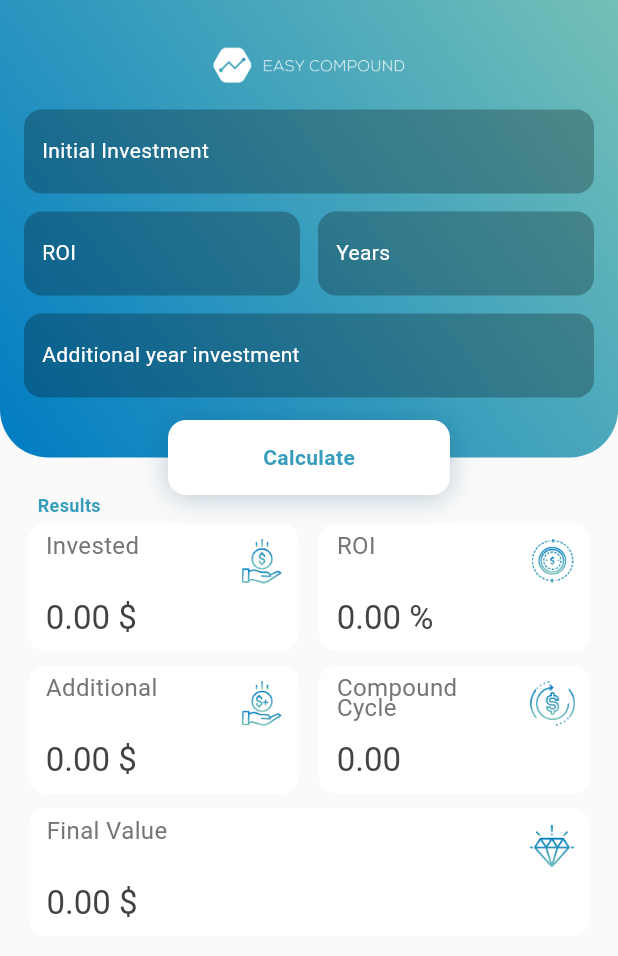
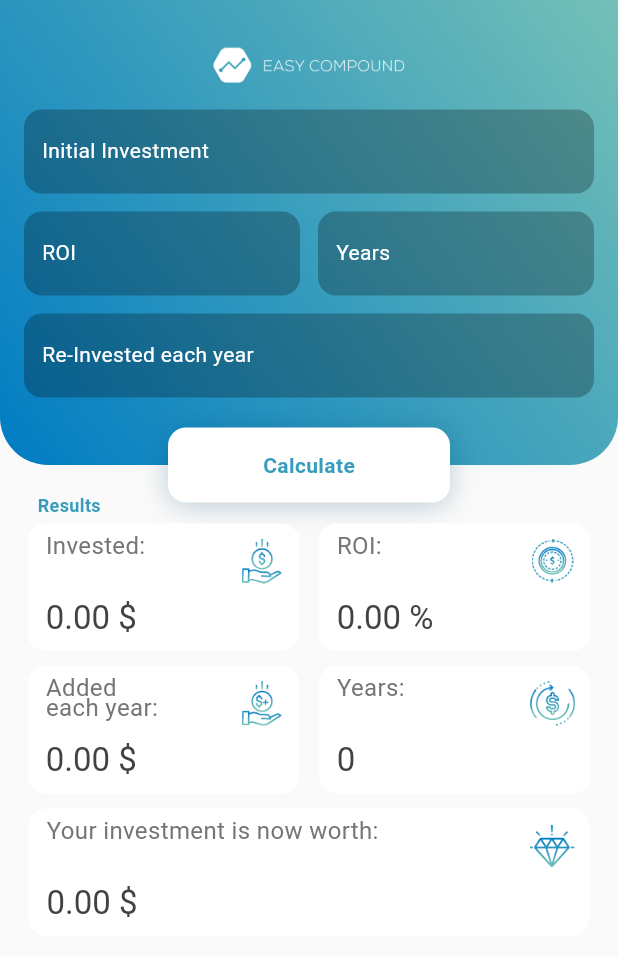
Before and after one commit to AntonioVerdiglione1996/EasyCompoundCalculatorApp, a Flutter app: the screen it shows after launch, on a phone screen of 412 x 824 dp. Shown: the top 956 px of the screen. Run offline on Flutter 3.47's test engine with Material 2 defaults, Android fonts, the light colour scheme and no system bars; missing offline and left inert: firebase_admob; accounts and stored records are empty.

Commit message:
ready for keytool

```diff
--- a/lib/cardItem.dart
+++ b/lib/cardItem.dart
@@ -8,6 +8,7 @@ class CardItem extends StatefulWidget {
 
   double valueToDisplay;
   double width;
+  bool isYear;
 
   CardItem(
       {this.label,
@@ -15,7 +16,8 @@ class CardItem extends StatefulWidget {
       this.labelFontSize = 16,
       this.valueToDisplay,
       this.symbol = "",
-      this.width = 181});
+      this.width = 181,
+      this.isYear = false});
   @override
   State<StatefulWidget> createState() => _CardItem();
 }
@@ -60,8 +62,10 @@ class _CardItem extends State<CardItem> {
                 top: 50,
                 left: 12,
                 child: Text(
-                      widget.valueToDisplay.toStringAsFixed(2) +
-                          " ${widget.symbol}",
+                  !widget.isYear
+                      ? widget.valueToDisplay.toStringAsFixed(2) +
+                          " ${widget.symbol}"
+                      : widget.valueToDisplay.toStringAsFixed(0),
                   style: TextStyle(color: Colors.grey[800], fontSize: 22),
                 )),
           ],
--- a/lib/layout2.dart
+++ b/lib/layout2.dart
@@ -101,7 +101,7 @@ class _Layout2 extends State<Layout2> {
           //BLU COVER ROUNDED
           Container(
             width: double.infinity,
-            height: 305,
+            height: 310,
             decoration: BoxDecoration(
                 borderRadius: new BorderRadius.only(
                     bottomLeft: const Radius.circular(32.0),
@@ -155,12 +155,12 @@ class _Layout2 extends State<Layout2> {
               //TEXTFIELD: MONTHLY
               Padding(
                   padding: const EdgeInsets.fromLTRB(16, 12, 16, 0),
-                  child: customTextField(myControllerAdditional, "Additional year investment",suffix:"+ each year")),
+                  child: customTextField(myControllerAdditional, "Re-Invested each year ",suffix:"+ each year")),
             ],
           ),
           //BUTTON
           Positioned(
-            top: 280,
+            top: 285,
             left: 112,
             right: 112,
             child: RaisedGradientButton(
@@ -217,7 +217,7 @@ class _Layout2 extends State<Layout2> {
               children: <Widget>[
                 //double.parse(myControllerInitialInvestment.text)
                 CardItem(
-                  label: "Invested",
+                  label: "Invested:",
                   pathIcon: "assets/invested_icon.png",
                   symbol: r"$",
                   valueToDisplay: initialInvestment,
@@ -227,7 +227,7 @@ class _Layout2 extends State<Layout2> {
                 ),
                 //double.parse(myControllerRoi.text)
                 CardItem(
-                  label: "ROI",
+                  label: "ROI:",
                   pathIcon: "assets/roi_icon.png",
                   symbol: r"%",
                   valueToDisplay: roi,
@@ -246,7 +246,7 @@ class _Layout2 extends State<Layout2> {
               children: <Widget>[
                 //double.parse(myControllerAdditional.text)
                 CardItem(
-                  label: "Additional",
+                  label: "Added \neach year:",
                   pathIcon: "assets/Additional_icon.png",
                   symbol: r"$",
                   valueToDisplay: additional,
@@ -256,9 +256,10 @@ class _Layout2 extends State<Layout2> {
                 ),
                 // double.parse(myControllerCompoundTimes.text)
                 CardItem(
-                  label: "Compound \nCycle",
+                  label: "Years:",
                   pathIcon: "assets/cycle.png",
                   valueToDisplay: compoundTimes,
+                  isYear: true,
                 ),
               ],
             ),
@@ -269,7 +270,7 @@ class _Layout2 extends State<Layout2> {
             left: 15,
             right: 15,
             child: CardItem(
-                label: "Final Value",
+                label: "Your investment is now worth:",
                 pathIcon: "assets/finalvalue.png",
                 symbol: r"$",
                 valueToDisplay: finalValue,
--- a/lib/main.dart
+++ b/lib/main.dart
@@ -7,15 +7,11 @@ void main(){
   runApp(MyApp());
 
 }
-
 class MyApp extends StatelessWidget {
-
-  // This widget is the root of your application.
   @override
   Widget build(BuildContext context) {
     return MaterialApp(
       debugShowCheckedModeBanner: false,
-      title: 'Flutter Demo',
       home: Layout2(),
     );
   }
```
Lines whose indentation alone changed are shown as unchanged.
